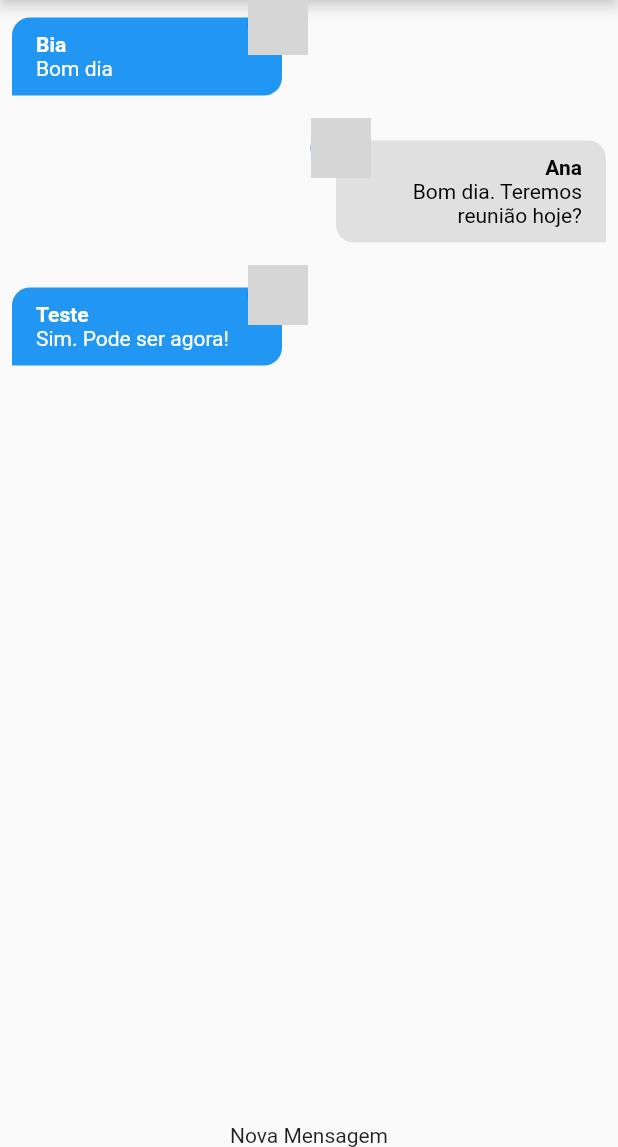
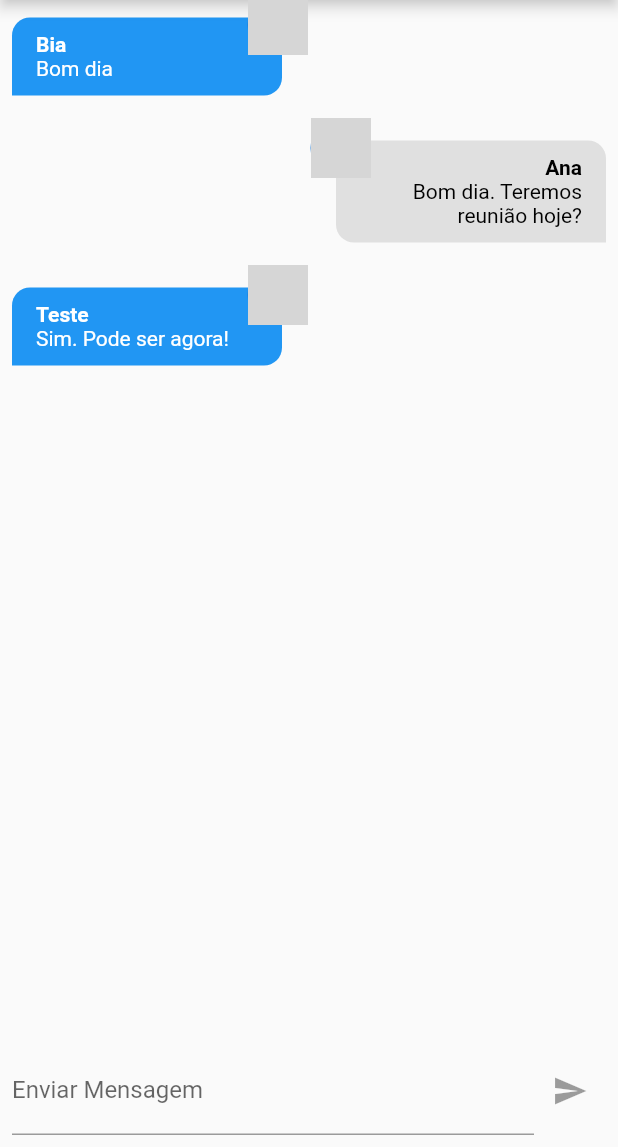
Before and after one commit to cherobim22/Flutter, a Flutter app: the screen it shows after launch, on a phone screen of 412 x 824 dp, the part 89-1236 px from its top. Run offline on Flutter 3.47's test engine with Material 2 defaults, Android fonts, the phone set to English and light mode, and no system bars; our stand-ins replace firebase_auth, firebase_core, font_awesome_flutter, google_sign_in, hive_flutter, image_picker; missing offline and left inert: firebase_auth_web, firebase_core_web, google_sign_in_web, image_picker_for_web; accounts and stored records are empty; network calls fail; grey boxes are pictures that could not be loaded.

Commit message:
adding new messages

```diff
--- a/chatapp/lib/components/new_message.dart
+++ b/chatapp/lib/components/new_message.dart
@@ -1,12 +1,49 @@
+import 'package:chatapp/core/services/auth/auth_service.dart';
+import 'package:chatapp/core/services/chat/chat_service.dart';
 import 'package:flutter/material.dart';
 
-class NewMessage extends StatelessWidget {
+class NewMessage extends StatefulWidget {
   const NewMessage({Key? key}) : super(key: key);
 
   @override
+  State<NewMessage> createState() => _NewMessageState();
+}
+
+class _NewMessageState extends State<NewMessage> {
+  String _newMessage = '';
+  final _messageController = TextEditingController();
+
+  Future<void> _sendMessage() async {
+    final user = AuthService().currentUser;
+    if (user != null) {
+      ChatService().save(_newMessage, user);
+      _messageController.clear();
+    }
+  }
+
+  @override
   Widget build(BuildContext context) {
-    return const Center(
-      child: Text('Nova Mensagem'),
+    return Padding(
+      padding: const EdgeInsets.all(8.0),
+      child: Row(
+        children: [
+          Expanded(
+            child: TextField(
+              onChanged: (value) {
+                setState(() {
+                  _newMessage = value;
+                });
+              },
+              controller: _messageController,
+              decoration: InputDecoration(labelText: 'Enviar Mensagem'),
+            ),
+          ),
+          IconButton(
+            onPressed: _newMessage.trim().isEmpty ? null : _sendMessage,
+            icon: Icon(Icons.send),
+          )
+        ],
+      ),
     );
   }
 }
```
